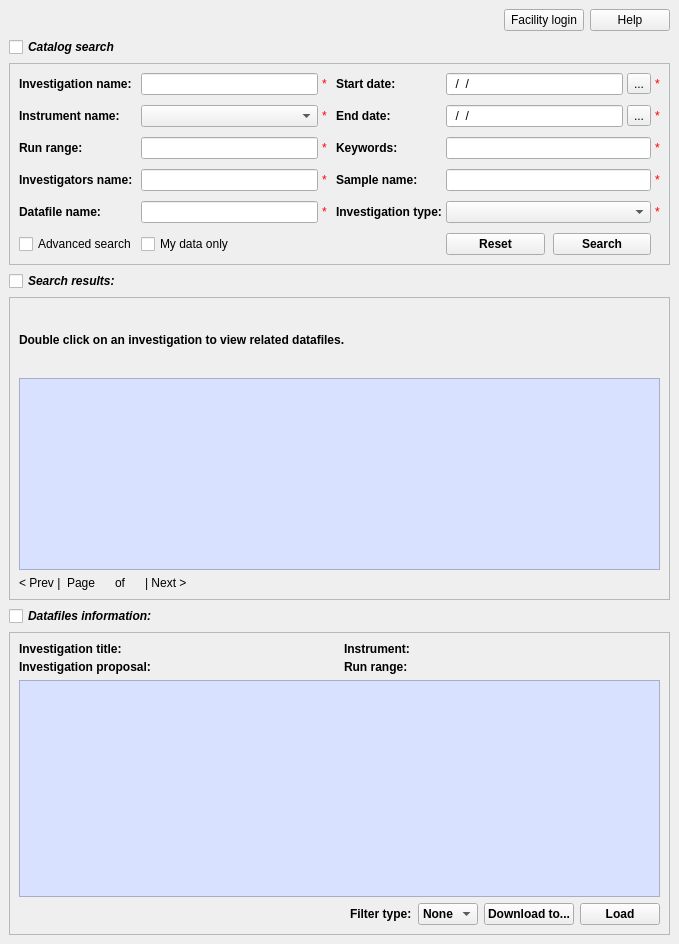
Qt form Code/Mantid/MantidQt/MantidWidgets/inc/MantidQtMantidWidgets/CatalogSearch.ui (mantidproject/mantid) before a commit.
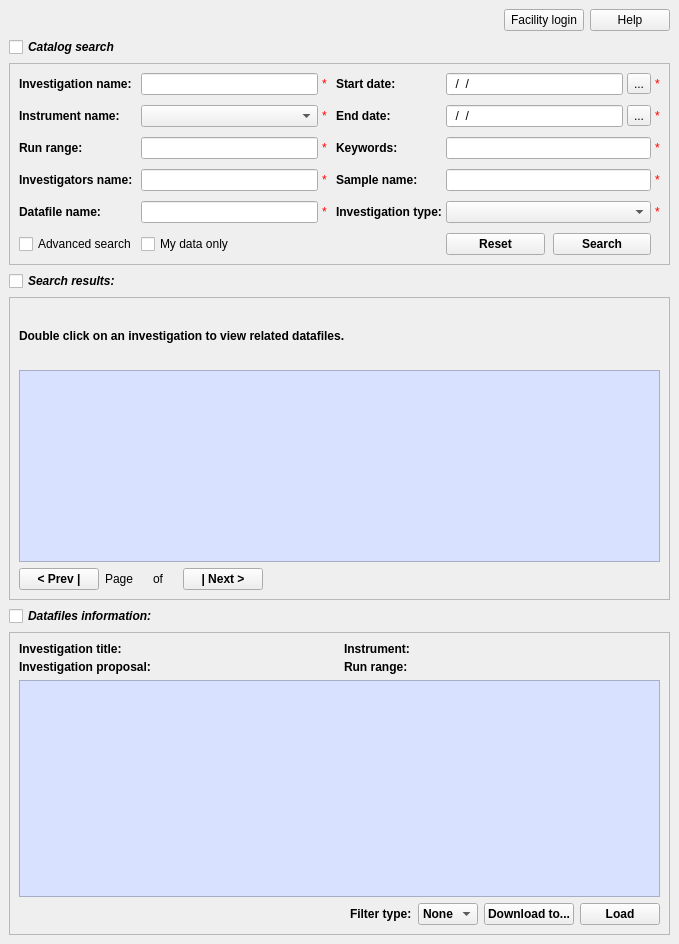
The same form after that commit.

Commit message:
Added logic for paging. Refs #8230.
- Changed "Previous" and "Next" labels to buttons to allow user to click them.

```diff
--- a/Code/Mantid/MantidQt/MantidWidgets/inc/MantidQtMantidWidgets/CatalogSearch.ui
+++ b/Code/Mantid/MantidQt/MantidWidgets/inc/MantidQtMantidWidgets/CatalogSearch.ui
@@ -91,11 +91,11 @@
         <item>
          <layout class="QHBoxLayout" name="resFooter">
           <item>
-           <widget class="QLabel" name="resPreviousTxt">
+           <widget class="QPushButton" name="resPrevious">
             <property name="font">
              <font>
-              <weight>50</weight>
-              <bold>false</bold>
+              <weight>75</weight>
+              <bold>true</bold>
              </font>
             </property>
             <property name="text">
@@ -156,11 +156,11 @@
            </widget>
           </item>
           <item>
-           <widget class="QLabel" name="resPageNextTxt">
+           <widget class="QPushButton" name="resNext">
             <property name="font">
              <font>
-              <weight>50</weight>
-              <bold>false</bold>
+              <weight>75</weight>
+              <bold>true</bold>
              </font>
             </property>
             <property name="text">
```
Left out of the diff: 6 changed lines with no effect on the pictures. The commit also changes 2 other files.
